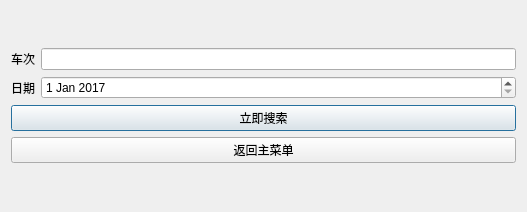
Old version of the form Client/UI/TrainUI/trainsearch.ui in the repository TimerChen/TrainTickets.
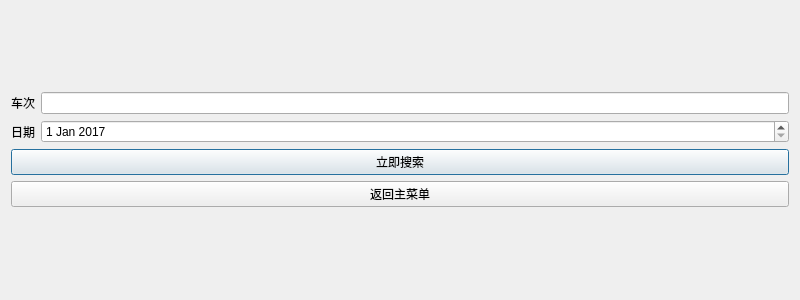
New version of the form. Icons and pictures are not drawn.

```diff
--- a/Client/UI/TrainUI/trainsearch.ui
+++ b/Client/UI/TrainUI/trainsearch.ui
@@ -6,8 +6,8 @@
    <rect>
     <x>0</x>
     <y>0</y>
-    <width>527</width>
-    <height>212</height>
+    <width>800</width>
+    <height>300</height>
    </rect>
   </property>
   <property name="windowTitle">
```
